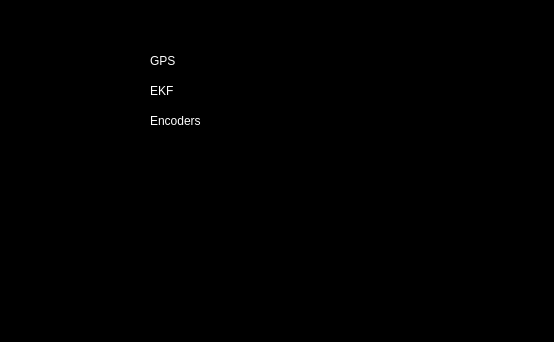
This is src/rover_gui_plugin.ui in BCLab-UNM/SwarmathonIV-Cabrillo-Public as Qt 5 draws it before an edit; both pictures show x 470 to 1024 and y 0 to 342 of the 1024 by 768 pixel window. The edited form follows.
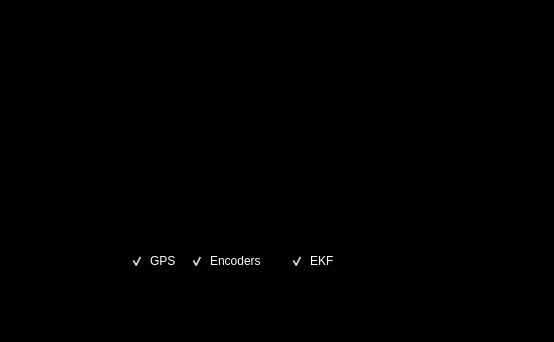
This is the edited form. Custom widgets are drawn as their Qt base class.

```diff
--- a/src/rover_gui_plugin.ui
+++ b/src/rover_gui_plugin.ui
@@ -152,8 +152,8 @@
     <property name="geometry">
      <rect>
       <x>10</x>
-      <y>10</y>
-      <width>97</width>
+      <y>210</y>
+      <width>61</width>
       <height>22</height>
      </rect>
     </property>
@@ -163,13 +163,16 @@
     <property name="text">
      <string>GPS</string>
     </property>
+    <property name="checked">
+     <bool>true</bool>
+    </property>
    </widget>
    <widget class="QCheckBox" name="ekf_checkbox">
     <property name="geometry">
      <rect>
-      <x>10</x>
-      <y>40</y>
-      <width>97</width>
+      <x>170</x>
+      <y>210</y>
+      <width>61</width>
       <height>22</height>
      </rect>
     </property>
@@ -179,13 +182,16 @@
     <property name="text">
      <string>EKF</string>
     </property>
+    <property name="checked">
+     <bool>true</bool>
+    </property>
    </widget>
    <widget class="QCheckBox" name="encoder_checkbox">
     <property name="geometry">
      <rect>
-      <x>10</x>
-      <y>70</y>
-      <width>97</width>
+      <x>70</x>
+      <y>210</y>
+      <width>91</width>
       <height>22</height>
      </rect>
     </property>
@@ -195,6 +201,9 @@
     <property name="text">
      <string>Encoders</string>
     </property>
+    <property name="checked">
+     <bool>true</bool>
+    </property>
    </widget>
   </widget>
   <widget class="QLabel" name="rover_name">
```
Left out of the diff: 9 changed lines with no effect on the pictures.
